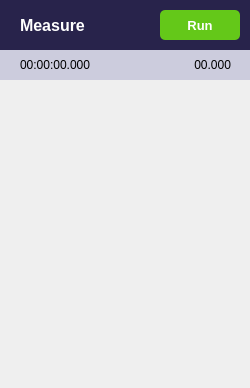
First picture: the form in pyacquisition/ui/measure_widget/measure_widget.ui, repository jakeayres/pyacquisition, before the edit.
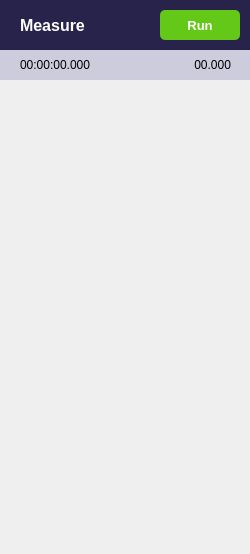
Second picture: the form after the edit.

Diff of the .ui file:
```diff
--- a/pyacquisition/ui/measure_widget/measure_widget.ui
+++ b/pyacquisition/ui/measure_widget/measure_widget.ui
@@ -7,7 +7,7 @@
     <x>0</x>
     <y>0</y>
     <width>250</width>
-    <height>388</height>
+    <height>554</height>
    </rect>
   </property>
   <property name="sizePolicy">
```
